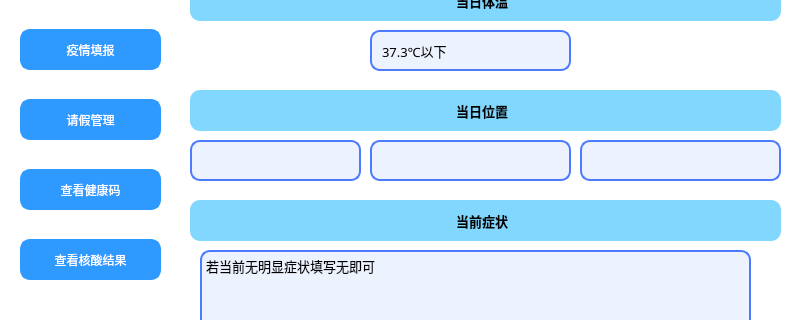
sukiiiKotori/pymysql, file student.ui: the form before one commit; both pictures show x 0 to 800 and y 121 to 441 of the 800 by 600 pixel window.
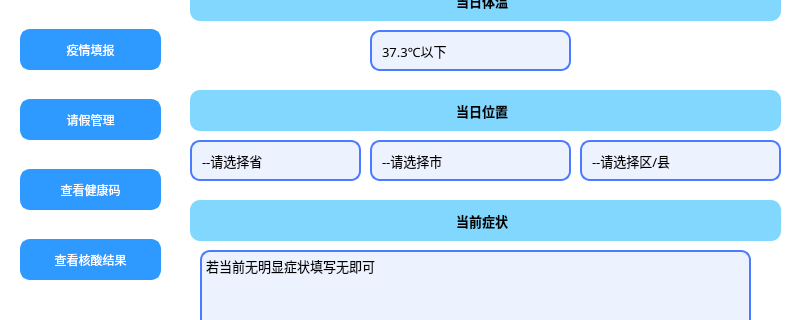
The form after the commit.

```diff
--- a/student.ui
+++ b/student.ui
@@ -221,6 +221,11 @@
 }
 </string>
         </property>
+        <item>
+         <property name="text">
+          <string>--请选择区/县</string>
+         </property>
+        </item>
        </widget>
        <widget class="QTextEdit" name="textEdit">
         <property name="geometry">
@@ -410,6 +415,11 @@
 }
 </string>
         </property>
+        <item>
+         <property name="text">
+          <string>--请选择省</string>
+         </property>
+        </item>
        </widget>
        <widget class="QComboBox" name="comboBox_city">
         <property name="geometry">
@@ -481,6 +491,11 @@
 }
 </string>
         </property>
+        <item>
+         <property name="text">
+          <string>--请选择市</string>
+         </property>
+        </item>
        </widget>
        <widget class="QLabel" name="label">
         <property name="geometry">
```
Left out of the diff: 15 changed lines with no effect on the pictures.
